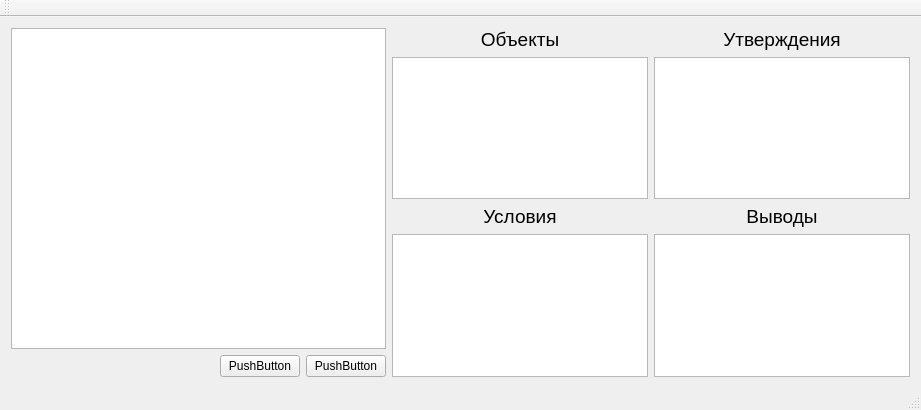
Qt form sproductionsystem.ui (shotInLeg/AutoProof) before a commit.
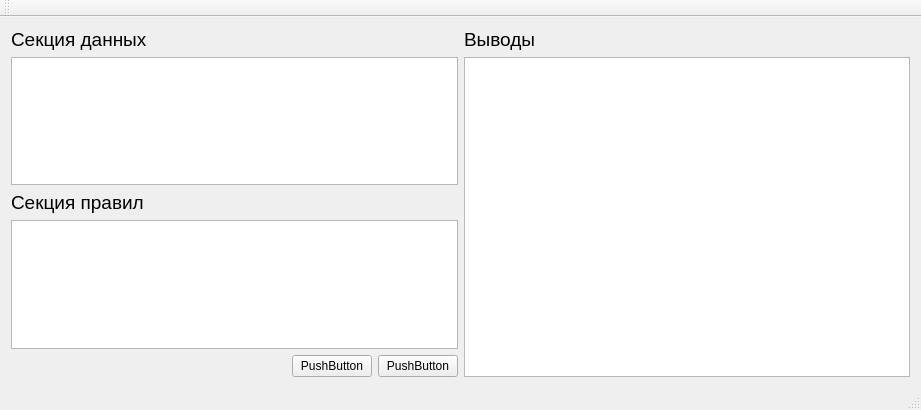
The same form after that commit.

Diff of the .ui file:
```diff
--- a/sproductionsystem.ui
+++ b/sproductionsystem.ui
@@ -17,9 +17,36 @@
    <layout class="QHBoxLayout" name="horizontalLayout_2">
     <item>
      <layout class="QVBoxLayout" name="verticalLayout_3">
+      <item>
+       <widget class="QLabel" name="label_5">
+        <property name="font">
+         <font>
+          <pointsize>14</pointsize>
+         </font>
+        </property>
+        <property name="text">
+         <string>Секция данных</string>
+        </property>
+       </widget>
+      </item>
       <item>
        <widget class="QPlainTextEdit" name="pteCode"/>
       </item>
+      <item>
+       <widget class="QLabel" name="label_6">
+        <property name="font">
+         <font>
+          <pointsize>14</pointsize>
+         </font>
+        </property>
+        <property name="text">
+         <string>Секция правил</string>
+        </property>
+       </widget>
+      </item>
+      <item>
+       <widget class="QPlainTextEdit" name="plainTextEdit"/>
+      </item>
       <item>
        <layout class="QHBoxLayout" name="horizontalLayout">
         <property name="topMargin">
@@ -61,63 +88,6 @@
       <property name="leftMargin">
        <number>0</number>
       </property>
-      <item>
-       <layout class="QHBoxLayout" name="horizontalLayout_4">
-        <property name="rightMargin">
-         <number>0</number>
-        </property>
-        <item>
-         <layout class="QVBoxLayout" name="verticalLayout_5">
-          <property name="rightMargin">
-           <number>0</number>
-          </property>
-          <item>
-           <widget class="QLabel" name="label">
-            <property name="font">
-             <font>
-              <pointsize>14</pointsize>
-             </font>
-            </property>
-            <property name="text">
-             <string>Объекты</string>
-            </property>
-            <property name="alignment">
-             <set>Qt::AlignCenter</set>
-            </property>
-           </widget>
-          </item>
-          <item>
-           <widget class="QTableWidget" name="twObjects"/>
-          </item>
-         </layout>
-        </item>
-        <item>
-         <layout class="QVBoxLayout" name="verticalLayout_7">
-          <property name="rightMargin">
-           <number>0</number>
-          </property>
-          <item>
-           <widget class="QLabel" name="label_2">
-            <property name="font">
-             <font>
-              <pointsize>14</pointsize>
-             </font>
-            </property>
-            <property name="text">
-             <string>Утверждения</string>
-            </property>
-            <property name="alignment">
-             <set>Qt::AlignCenter</set>
-            </property>
-           </widget>
-          </item>
-          <item>
-           <widget class="QListWidget" name="lwData"/>
-          </item>
-         </layout>
-        </item>
-       </layout>
-      </item>
       <item>
        <layout class="QHBoxLayout" name="horizontalLayout_3">
         <property name="topMargin">
@@ -126,31 +96,6 @@
         <property name="rightMargin">
          <number>0</number>
         </property>
-        <item>
-         <layout class="QVBoxLayout" name="verticalLayout_8">
-          <property name="topMargin">
-           <number>0</number>
-          </property>
-          <item>
-           <widget class="QLabel" name="label_3">
-            <property name="font">
-             <font>
-              <pointsize>14</pointsize>
-             </font>
-            </property>
-            <property name="text">
-             <string>Условия</string>
-            </property>
-            <property name="alignment">
-             <set>Qt::AlignCenter</set>
-            </property>
-           </widget>
-          </item>
-          <item>
-           <widget class="QTableWidget" name="twIfs"/>
-          </item>
-         </layout>
-        </item>
         <item>
          <layout class="QVBoxLayout" name="verticalLayout_10">
           <property name="rightMargin">
@@ -167,7 +112,7 @@
              <string>Выводы</string>
             </property>
             <property name="alignment">
-             <set>Qt::AlignCenter</set>
+             <set>Qt::AlignLeading|Qt::AlignLeft|Qt::AlignVCenter</set>
             </property>
            </widget>
           </item>
```
Left out of the diff: 2 changed lines with no effect on the pictures.
